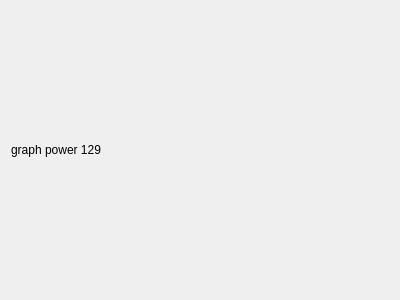
Qt form Libs/UI/UiPower/graphpower129.ui (tiangaomingjing/ServoDriveTech) before a commit.
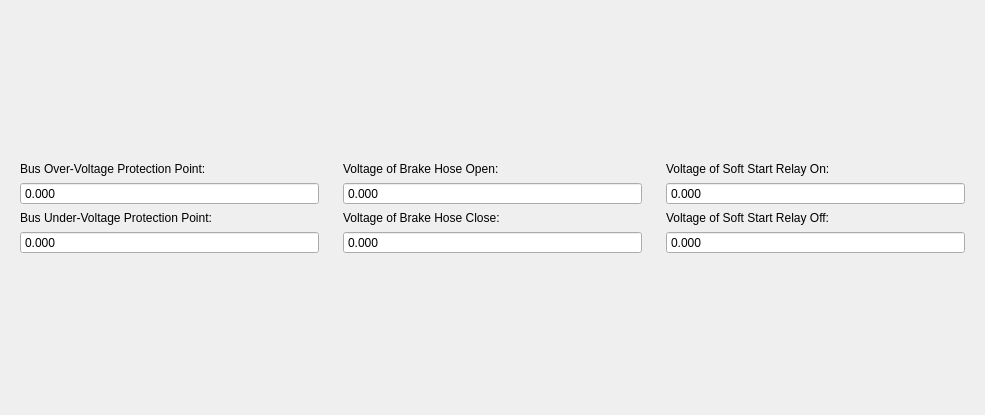
The same form after that commit.

Patch:
```diff
--- a/Libs/UI/UiPower/graphpower129.ui
+++ b/Libs/UI/UiPower/graphpower129.ui
@@ -6,20 +6,211 @@
    <rect>
     <x>0</x>
     <y>0</y>
-    <width>400</width>
-    <height>300</height>
+    <width>985</width>
+    <height>415</height>
    </rect>
   </property>
   <property name="windowTitle">
    <string>Form</string>
   </property>
-  <layout class="QVBoxLayout" name="verticalLayout">
+  <layout class="QVBoxLayout" name="verticalLayout_8">
    <item>
-    <widget class="QLabel" name="label">
-     <property name="text">
-      <string>graph power 129</string>
+    <spacer name="verticalSpacer">
+     <property name="orientation">
+      <enum>Qt::Vertical</enum>
      </property>
-    </widget>
+     <property name="sizeHint" stdset="0">
+      <size>
+       <width>20</width>
+       <height>110</height>
+      </size>
+     </property>
+    </spacer>
+   </item>
+   <item>
+    <layout class="QHBoxLayout" name="horizontalLayout">
+     <item>
+      <widget class="QWidget" name="widget" native="true">
+       <layout class="QVBoxLayout" name="verticalLayout_3">
+        <item>
+         <layout class="QVBoxLayout" name="verticalLayout_2">
+          <item>
+           <widget class="QLabel" name="label_pwrBusOver">
+            <property name="text">
+             <string>Bus Over-Voltage Protection Point:</string>
+            </property>
+           </widget>
+          </item>
+          <item>
+           <widget class="QDoubleSpinBox" name="dSpinBox_pwrBusOver">
+            <property name="cursor">
+             <cursorShape>ArrowCursor</cursorShape>
+            </property>
+            <property name="mouseTracking">
+             <bool>false</bool>
+            </property>
+            <property name="buttonSymbols">
+             <enum>QAbstractSpinBox::NoButtons</enum>
+            </property>
+            <property name="decimals">
+             <number>3</number>
+            </property>
+            <property name="maximum">
+             <double>4294967296.000000000000000</double>
+            </property>
+           </widget>
+          </item>
+         </layout>
+        </item>
+        <item>
+         <layout class="QVBoxLayout" name="verticalLayout">
+          <item>
+           <widget class="QLabel" name="label_pwrBusUnder">
+            <property name="text">
+             <string>Bus Under-Voltage Protection Point:</string>
+            </property>
+           </widget>
+          </item>
+          <item>
+           <widget class="QDoubleSpinBox" name="dSpinBox_pwrBusUnder">
+            <property name="buttonSymbols">
+             <enum>QAbstractSpinBox::NoButtons</enum>
+            </property>
+            <property name="decimals">
+             <number>3</number>
+            </property>
+            <property name="maximum">
+             <double>4294967296.000000000000000</double>
+            </property>
+           </widget>
+          </item>
+         </layout>
+        </item>
+       </layout>
+      </widget>
+     </item>
+     <item>
+      <widget class="QWidget" name="widget_2" native="true">
+       <layout class="QGridLayout" name="gridLayout">
+        <item row="0" column="0">
+         <layout class="QVBoxLayout" name="verticalLayout_4">
+          <item>
+           <widget class="QLabel" name="label_pwrBrakeOpen">
+            <property name="text">
+             <string>Voltage of Brake Hose Open:</string>
+            </property>
+           </widget>
+          </item>
+          <item>
+           <widget class="QDoubleSpinBox" name="dSpinBox_pwrBrakeOpen">
+            <property name="buttonSymbols">
+             <enum>QAbstractSpinBox::NoButtons</enum>
+            </property>
+            <property name="decimals">
+             <number>3</number>
+            </property>
+            <property name="maximum">
+             <double>4294967296.000000000000000</double>
+            </property>
+           </widget>
+          </item>
+         </layout>
+        </item>
+        <item row="1" column="0">
+         <layout class="QVBoxLayout" name="verticalLayout_5">
+          <item>
+           <widget class="QLabel" name="label_pwrBrakeClose">
+            <property name="text">
+             <string>Voltage of Brake Hose Close:</string>
+            </property>
+           </widget>
+          </item>
+          <item>
+           <widget class="QDoubleSpinBox" name="dSpinBox_pwrBrakeClose">
+            <property name="buttonSymbols">
+             <enum>QAbstractSpinBox::NoButtons</enum>
+            </property>
+            <property name="decimals">
+             <number>3</number>
+            </property>
+            <property name="maximum">
+             <double>4294967296.000000000000000</double>
+            </property>
+           </widget>
+          </item>
+         </layout>
+        </item>
+       </layout>
+      </widget>
+     </item>
+     <item>
+      <widget class="QWidget" name="widget_3" native="true">
+       <layout class="QGridLayout" name="gridLayout_2">
+        <item row="0" column="0">
+         <layout class="QVBoxLayout" name="verticalLayout_6">
+          <item>
+           <widget class="QLabel" name="label_pwrRelayOn">
+            <property name="text">
+             <string>Voltage of Soft Start Relay On:</string>
+            </property>
+           </widget>
+          </item>
+          <item>
+           <widget class="QDoubleSpinBox" name="dSpinBox_pwrRelayOn">
+            <property name="buttonSymbols">
+             <enum>QAbstractSpinBox::NoButtons</enum>
+            </property>
+            <property name="decimals">
+             <number>3</number>
+            </property>
+            <property name="maximum">
+             <double>4294967296.000000000000000</double>
+            </property>
+           </widget>
+          </item>
+         </layout>
+        </item>
+        <item row="1" column="0">
+         <layout class="QVBoxLayout" name="verticalLayout_7">
+          <item>
+           <widget class="QLabel" name="label_pwrRelayOff">
+            <property name="text">
+             <string>Voltage of Soft Start Relay Off:</string>
+            </property>
+           </widget>
+          </item>
+          <item>
+           <widget class="QDoubleSpinBox" name="dSpinBox_pwrRelayOff">
+            <property name="buttonSymbols">
+             <enum>QAbstractSpinBox::NoButtons</enum>
+            </property>
+            <property name="decimals">
+             <number>3</number>
+            </property>
+            <property name="maximum">
+             <double>4294967296.000000000000000</double>
+            </property>
+           </widget>
+          </item>
+         </layout>
+        </item>
+       </layout>
+      </widget>
+     </item>
+    </layout>
+   </item>
+   <item>
+    <spacer name="verticalSpacer_2">
+     <property name="orientation">
+      <enum>Qt::Vertical</enum>
+     </property>
+     <property name="sizeHint" stdset="0">
+      <size>
+       <width>20</width>
+       <height>110</height>
+      </size>
+     </property>
+    </spacer>
    </item>
   </layout>
  </widget>
```
